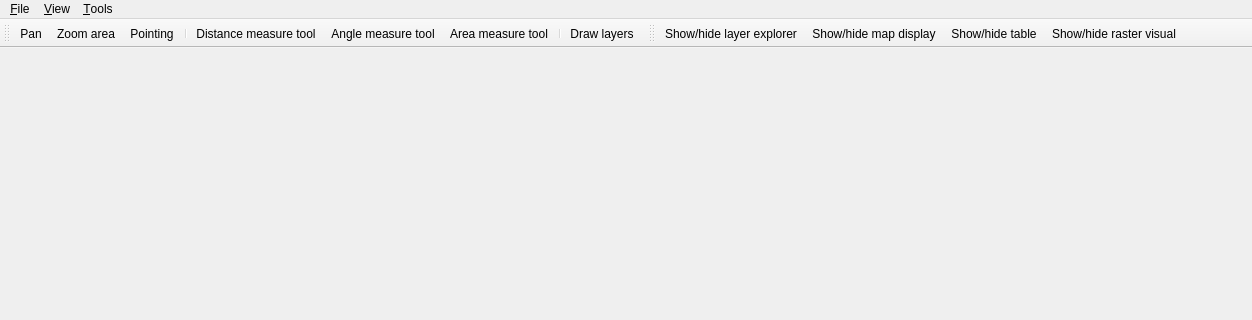
This is src/terraview/ui/MainWindow.ui in claudiobogossian/terralib5 as Qt 5 draws it before an edit; both pictures show x 0 to 1252 and y 0 to 320 of the 1252 by 600 pixel window. The edited form follows.
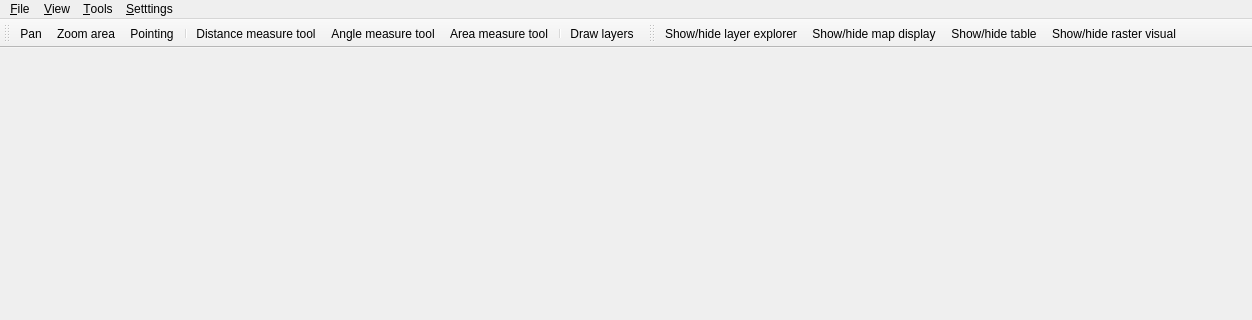
This is the edited form.

```diff
--- a/src/terraview/ui/MainWindow.ui
+++ b/src/terraview/ui/MainWindow.ui
@@ -20,7 +20,7 @@
      <x>0</x>
      <y>0</y>
      <width>1252</width>
-     <height>26</height>
+     <height>21</height>
     </rect>
    </property>
    <widget class="QMenu" name="menuFile">
@@ -56,9 +56,16 @@
     <addaction name="m_show_table"/>
     <addaction name="m_actionRasterVisual"/>
    </widget>
+   <widget class="QMenu" name="menu_Setttings">
+    <property name="title">
+     <string>&amp;Setttings</string>
+    </property>
+    <addaction name="m_openPlgMger_act"/>
+   </widget>
    <addaction name="menuFile"/>
    <addaction name="menu_View_2"/>
    <addaction name="menu_View"/>
+   <addaction name="menu_Setttings"/>
   </widget>
   <widget class="QStatusBar" name="statusbar"/>
   <widget class="QToolBar" name="m_tools_TB">
```
Left out of the diff: 25 changed lines with no effect on the pictures.
